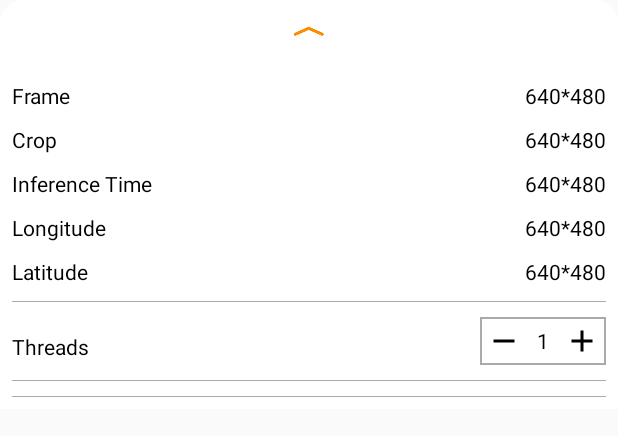
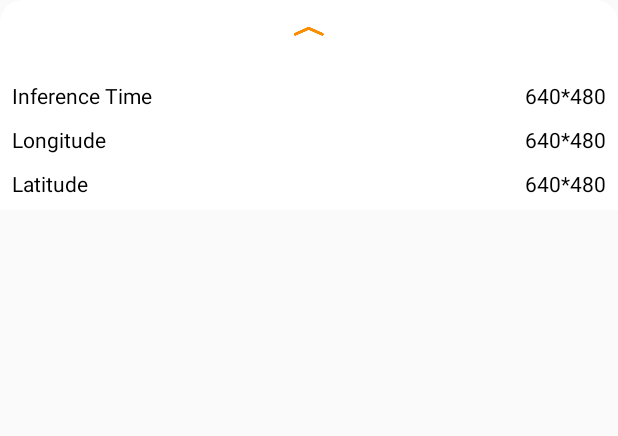
Before and after one commit to charlesollion/surfnet-android, an Android app: the layout tfe_od_layout_bottom_sheet.xml on its own in the app's theme, with its tools: preview values and no code run, on a phone screen of 412 x 824 dp. Shown: the top 436 px of the screen. Run offline under Robolectric (Android 15) with nearby library versions, the phone set to English and light mode, and no system bars.

Commit message:
Lock screen in landscape mode and remove unused info in bottomsheet

```diff
--- a/app/src/main/AndroidManifest.xml
+++ b/app/src/main/AndroidManifest.xml
@@ -43,7 +43,7 @@
             android:name=".DetectorActivity"
             android:exported="true"
             android:label="@string/tfe_od_app_name"
-            android:screenOrientation="portrait">
+            android:screenOrientation="landscape">
         </activity>
     </application>
 
--- a/app/src/main/java/org/surfrider/surfnet/detection/CameraActivity.kt
+++ b/app/src/main/java/org/surfrider/surfnet/detection/CameraActivity.kt
@@ -327,13 +327,6 @@ abstract class CameraActivity : AppCompatActivity(), OnImageAvailableListener {
             else -> 0
         }
 
-    protected fun showFrameInfo(frameInfo: String?) {
-        binding.bottomSheetLayout.frameInfo.text = frameInfo
-    }
-
-    protected fun showCropInfo(cropInfo: String?) {
-        binding.bottomSheetLayout.cropInfo.text = cropInfo
-    }
 
     protected fun showInference(inferenceTime: String?) {
         binding.bottomSheetLayout.inferenceInfo.text = inferenceTime
--- a/app/src/main/java/org/surfrider/surfnet/detection/DetectorActivity.kt
+++ b/app/src/main/java/org/surfrider/surfnet/detection/DetectorActivity.kt
@@ -230,10 +230,6 @@ import java.util.LinkedList
             trackingOverlay?.postInvalidate()
             computingDetection = false
             runOnUiThread {
-                showFrameInfo(previewWidth.toString() + "x" + previewHeight)
-                showCropInfo(
-                    cropCopyBitmap?.width.toString() + "x" + cropCopyBitmap?.height
-                )
                 showInference(lastProcessingTimeMs.toString() + "ms")
             }
         }
--- a/app/src/main/res/layout/tfe_od_layout_bottom_sheet.xml
+++ b/app/src/main/res/layout/tfe_od_layout_bottom_sheet.xml
@@ -28,53 +28,6 @@
             android:src="@drawable/icn_chevron_up" />
 
     </LinearLayout>
-
-    <LinearLayout
-        android:layout_width="match_parent"
-        android:layout_height="wrap_content"
-        android:orientation="horizontal">
-
-        <TextView
-            android:id="@+id/frame"
-            android:layout_width="wrap_content"
-            android:layout_height="wrap_content"
-            android:layout_marginTop="10dp"
-            android:text="Frame"
-            android:textColor="@android:color/black" />
-
-        <TextView
-            android:id="@+id/frame_info"
-            android:layout_width="match_parent"
-            android:layout_height="wrap_content"
-            android:layout_marginTop="10dp"
-            android:gravity="right"
-            android:text="640*480"
-            android:textColor="@android:color/black" />
-    </LinearLayout>
-
-    <LinearLayout
-        android:layout_width="match_parent"
-        android:layout_height="wrap_content"
-        android:orientation="horizontal">
-
-        <TextView
-            android:id="@+id/crop"
-            android:layout_width="wrap_content"
-            android:layout_height="wrap_content"
-            android:layout_marginTop="10dp"
-            android:text="Crop"
-            android:textColor="@android:color/black" />
-
-        <TextView
-            android:id="@+id/crop_info"
-            android:layout_width="match_parent"
-            android:layout_height="wrap_content"
-            android:layout_marginTop="10dp"
-            android:gravity="right"
-            android:text="640*480"
-            android:textColor="@android:color/black" />
-    </LinearLayout>
-
 
     <LinearLayout
         android:layout_width="match_parent"
@@ -146,64 +99,7 @@
             android:textColor="@android:color/black" />
     </LinearLayout>
 
-    <View
-        android:layout_width="match_parent"
-        android:layout_height="1px"
-        android:layout_marginTop="10dp"
-        android:background="@android:color/darker_gray" />
 
-    <RelativeLayout
-        android:layout_width="match_parent"
-        android:layout_height="wrap_content"
-        android:layout_marginTop="10dp"
-        android:orientation="horizontal"
-        android:visibility="visible">
-
-        <TextView
-            android:layout_width="wrap_content"
-            android:layout_height="wrap_content"
-            android:layout_marginTop="10dp"
-            android:text="Threads"
-            android:textColor="@android:color/black" />
-
-        <LinearLayout
-            android:layout_width="wrap_content"
-            android:layout_height="wrap_content"
-            android:layout_alignParentRight="true"
-            android:background="@drawable/rectangle"
-            android:gravity="center"
-            android:orientation="horizontal"
-            android:padding="4dp">
-
-            <ImageView
-                android:id="@+id/minus"
-                android:layout_width="wrap_content"
-                android:layout_height="wrap_content"
-                android:src="@drawable/ic_baseline_remove" />
-
-            <TextView
-                android:id="@+id/threads"
-                android:layout_width="wrap_content"
-                android:layout_height="wrap_content"
-                android:layout_marginLeft="10dp"
-                android:layout_marginRight="10dp"
-                android:text="1"
-                android:textColor="@android:color/black"
-                android:textSize="14sp" />
-
-            <ImageView
-                android:id="@+id/plus"
-                android:layout_width="wrap_content"
-                android:layout_height="wrap_content"
-                android:src="@drawable/ic_baseline_add" />
-        </LinearLayout>
-    </RelativeLayout>
-
-    <View
-        android:layout_width="match_parent"
-        android:layout_height="1px"
-        android:layout_marginTop="10dp"
-        android:background="@android:color/darker_gray" />
 
     <!-- TODO(b/112541284): Unhide when new NNAPI delegate is used. -->
 
@@ -223,10 +119,4 @@
             android:layout_height="wrap_content" />
     </LinearLayout>
 
-    <View
-        android:layout_width="match_parent"
-        android:layout_height="1px"
-        android:layout_marginTop="10dp"
-        android:background="@android:color/darker_gray" />
-
 </LinearLayout>
```
